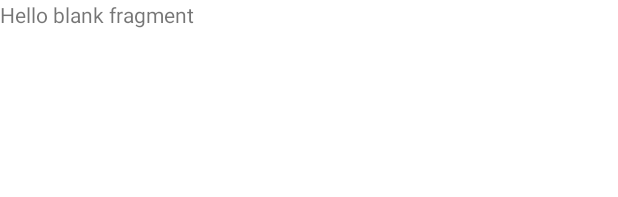
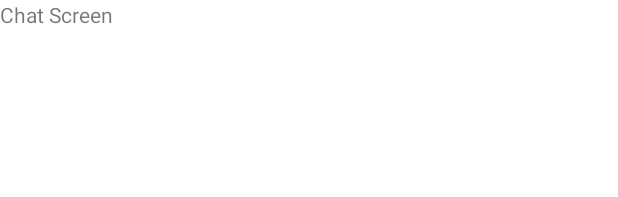
Before and after one commit to yunjedi/KotlinMessenger, an Android app: the layout fragment_chat.xml on its own in the app's theme, with its tools: preview values and no code run, on a phone screen of 412 x 824 dp. Shown: the top 197 px of the screen. Run offline under Robolectric (Android 15) with nearby library versions, the phone set to English and light mode, and no system bars.

```diff
--- a/app/build.gradle
+++ b/app/build.gradle
@@ -41,7 +41,10 @@ android {
 }
 
 dependencies {
-
+    implementation platform('com.google.firebase:firebase-bom:28.1.0')
+    implementation 'com.google.firebase:firebase-database-ktx'
+    implementation 'com.google.firebase:firebase-analytics-ktx'
+    implementation 'com.google.firebase:firebase-database-ktx:20.0.0'
     implementation "org.jetbrains.kotlin:kotlin-stdlib:$kotlin_version"
     implementation 'androidx.core:core-ktx:1.5.0'
     implementation 'androidx.appcompat:appcompat:1.3.0'
@@ -50,6 +53,7 @@ dependencies {
     implementation 'androidx.legacy:legacy-support-v4:1.0.0'
     implementation 'com.google.firebase:firebase-storage-ktx:20.0.0'
     implementation 'com.google.firebase:firebase-database-ktx:20.0.0'
+    implementation 'com.google.firebase:firebase-database:19.6.0'
     testImplementation 'junit:junit:4.+'
     androidTestImplementation 'androidx.test.ext:junit:1.1.2'
     androidTestImplementation 'androidx.test.espresso:espresso-core:3.3.0'
--- a/app/src/main/res/layout/fragment_chat.xml
+++ b/app/src/main/res/layout/fragment_chat.xml
@@ -6,9 +6,15 @@
     tools:context=".ui.fragments.ChatFragment">
 
     <!-- TODO: Update blank fragment layout -->
-    <TextView
+    <LinearLayout
         android:layout_width="match_parent"
         android:layout_height="match_parent"
-        android:text="@string/hello_blank_fragment" />
+        android:orientation="vertical">
+
+        <TextView
+            android:layout_width="match_parent"
+            android:layout_height="match_parent"
+            android:text="Chat Screen" />
+    </LinearLayout>
 
 </FrameLayout>
--- a/build.gradle
+++ b/build.gradle
@@ -6,7 +6,7 @@ buildscript {
         mavenCentral()
     }
     dependencies {
-        classpath "com.android.tools.build:gradle:4.2.0"
+        classpath 'com.android.tools.build:gradle:4.2.1'
         classpath "org.jetbrains.kotlin:kotlin-gradle-plugin:$kotlin_version"
 
         // NOTE: Do not place your application dependencies here; they belong
```
Also changed, not shown: app/src/main/java/com/example/kotlinmessenger/ui/register/RegisterActivity.kt (+18 -5 lines), 1 other file.
